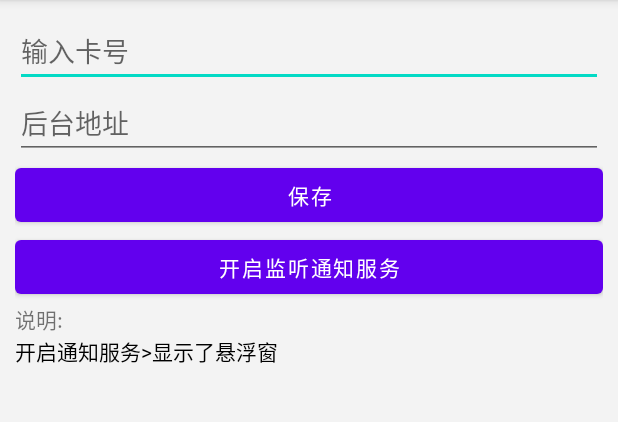
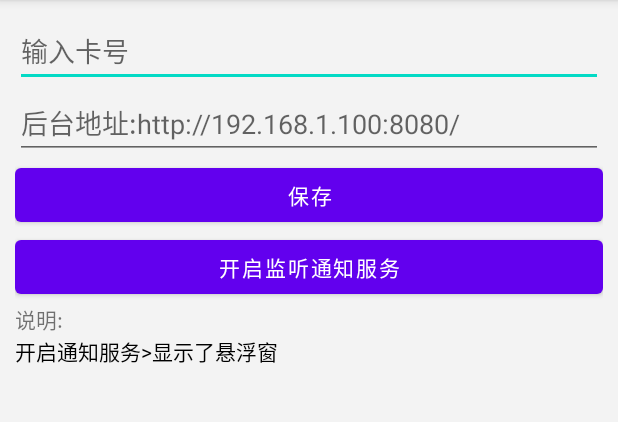
Before and after one commit to YiLiWe/BrimoNotification, an Android app: the screen it shows after launch (MainActivity), on a phone screen of 412 x 824 dp, the part 84-506 px from its top. Run offline under Robolectric (Android 15) with nearby library versions, the phone set to English and light mode, and no system bars; libraries missing offline, so code that uses them is left out: com.hjq.permissions; 1 statement that could not run was skipped.

```diff
--- a/app/src/main/res/layout/activity_main.xml
+++ b/app/src/main/res/layout/activity_main.xml
@@ -38,7 +38,7 @@
             android:id="@+id/url"
             android:layout_width="match_parent"
             android:layout_height="wrap_content"
-            android:hint="后台地址" />
+            android:hint="后台地址:http://192.168.1.100:8080/" />
 
         <Button
             android:id="@+id/sava"
```
